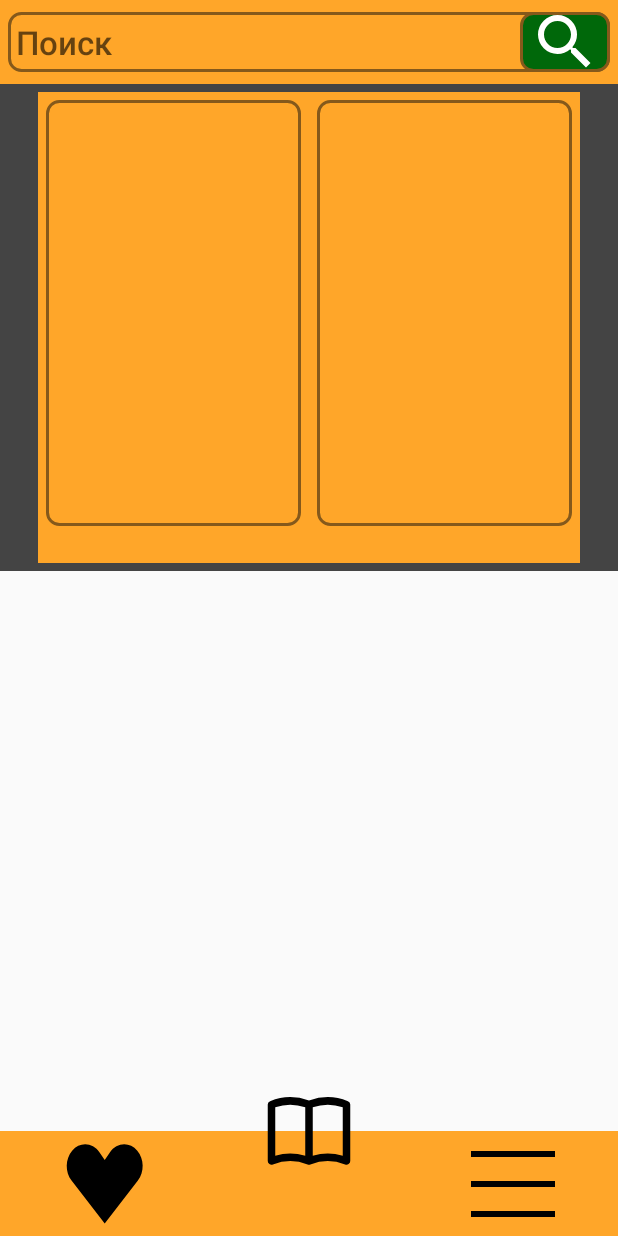
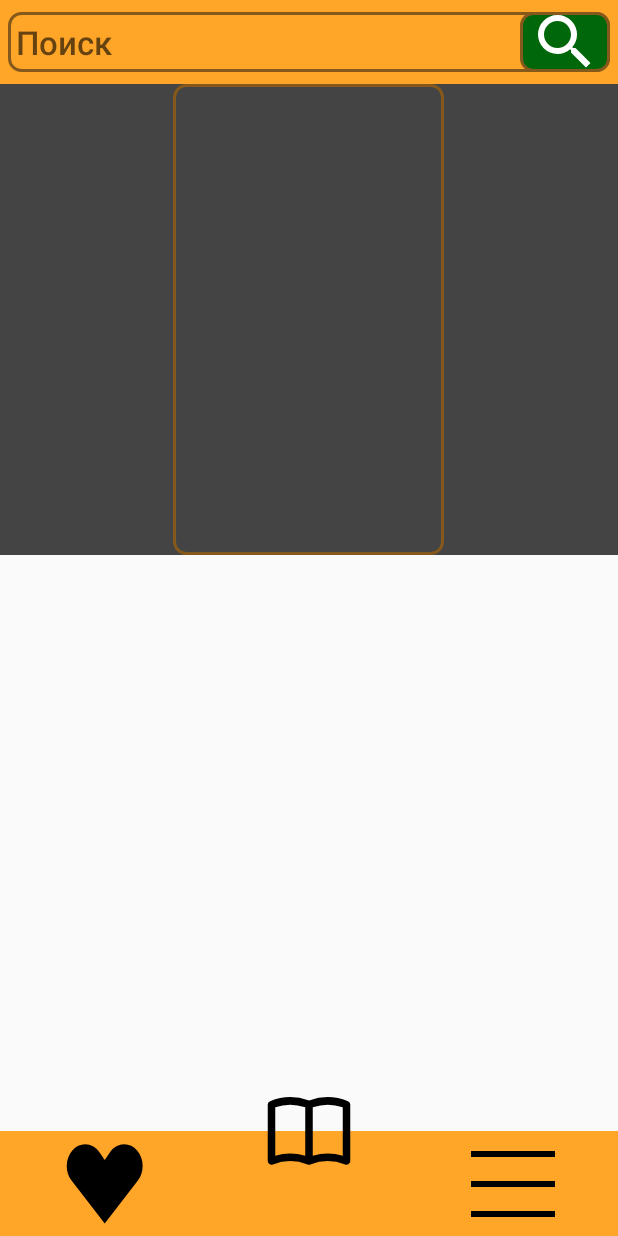
Before and after one commit to MrDoc03/Library, an Android app: the screen it shows after launch (MainActivity), on a phone screen of 412 x 824 dp. Run offline under Robolectric (Android 15) with nearby library versions, the phone set to English and light mode, and no system bars; pictures from the network do not load; 6 statements that could not run were skipped.

Commit message:
кринж и одна полоска книг

```diff
--- a/app/src/main/java/com/example/library/MainActivity.java
+++ b/app/src/main/java/com/example/library/MainActivity.java
@@ -58,10 +58,9 @@ public class MainActivity extends AppCompatActivity {
         //получаем данные из бд в виде курсора
         userCursor = db.rawQuery("select * from book", null);
         userCursor.moveToFirst();
+
         do{ //крч этот цикл создает готовые окошки книг с картинкой и текстом снизу
 
-            LinearLayout linearLayoutDouble = new  LinearLayout(new ContextThemeWrapper(this.getBaseContext(), R.style.linearLayoutDouble)); //объединим две книги в пару
-            for (int i = 0; i < 2; i++) {
                 LinearLayout linearLayout = new LinearLayout(new ContextThemeWrapper(MainActivity.this, R.style.BookLayout));
                 android.widget.ImageButton button = new android.widget.ImageButton(new ContextThemeWrapper(this.getBaseContext(), R.style.BookButton), null, 0);
                 TextView textView = new TextView(new ContextThemeWrapper(this.getBaseContext(), R.style.BookText));
@@ -75,7 +74,7 @@ public class MainActivity extends AppCompatActivity {
                 int w = (int) TypedValue.applyDimension(TypedValue.COMPLEX_UNIT_DIP, width,  getResources().getDisplayMetrics());
                 int h = (int) TypedValue.applyDimension(TypedValue.COMPLEX_UNIT_DIP, height,  getResources().getDisplayMetrics());
                 button.setLayoutParams(new ViewGroup.LayoutParams(w, h));
-
+                linearLayout.setLayoutParams(new ViewGroup.LayoutParams(LayoutParams.WRAP_CONTENT, LayoutParams.WRAP_CONTENT));
                 button.setOnClickListener(new View.OnClickListener() {
                     public void onClick(View v) {
                         button.getId();
@@ -90,11 +89,7 @@ public class MainActivity extends AppCompatActivity {
                 linearLayout.addView(button);
                 linearLayout.addView(textView);
 
-                linearLayoutDouble.addView(linearLayout);
-            }
-
-            linearLayoutTest.addView(linearLayoutDouble);
-
+                linearLayoutTest.addView(linearLayout);
         } while(userCursor.moveToNext());
 
 
--- a/app/src/main/res/layout/activity_main.xml
+++ b/app/src/main/res/layout/activity_main.xml
@@ -65,6 +65,7 @@
             android:orientation="vertical"
             android:id="@+id/test1"
             android:background="#444444"
+            android:gravity="center"
             >
 
 
--- a/app/src/main/res/values/themes.xml
+++ b/app/src/main/res/values/themes.xml
@@ -22,29 +22,24 @@
     </style>
 
 
-    <style name="linearLayoutDouble">
-        <item name="android:layout_width">match_parent</item>
-        <item name="android:layout_height">wrap_content</item>
-        <item name="android:layout_margin">5dp</item>
-        <item name="android:orientation">horizontal</item>
-        <item name="android:padding">5dp</item>
-        <item name="android:gravity">center</item>
 
 
-    </style>
+
+
     <style name="BookLayout">
         <item name="android:layout_width">wrap_content</item>
         <item name="android:layout_height">wrap_content</item>
         <item name="android:layout_margin">5dp</item>
         <item name="android:orientation">vertical</item>
         <item name="android:padding">5dp</item>
-        <item name="android:background">#FFA629</item>
+        <item name="android:background">@drawable/border_shape</item>
+        <item name="android:gravity"> center_horizontal</item>
     </style>
     <style name="BookButton">
         <item name="android:layout_width">180dp</item>
         <item name="android:layout_height">284dp</item>
         <item name="android:scaleType">fitXY</item>
-        <item name="android:background">@drawable/border_shape</item>
+
         <item name="android:minHeight">0dp</item>
         <item name="android:minWidth">0dp</item>
 
```
